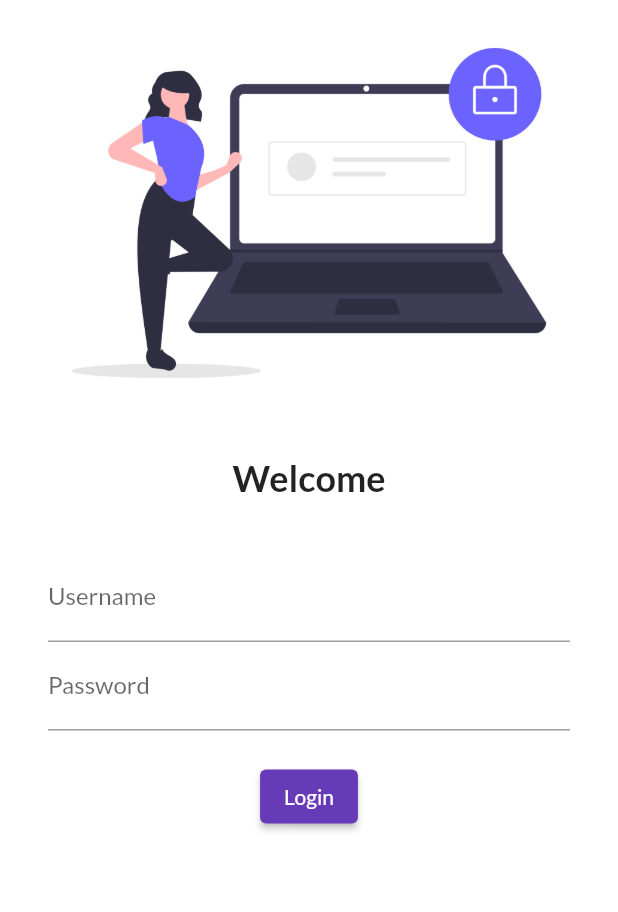
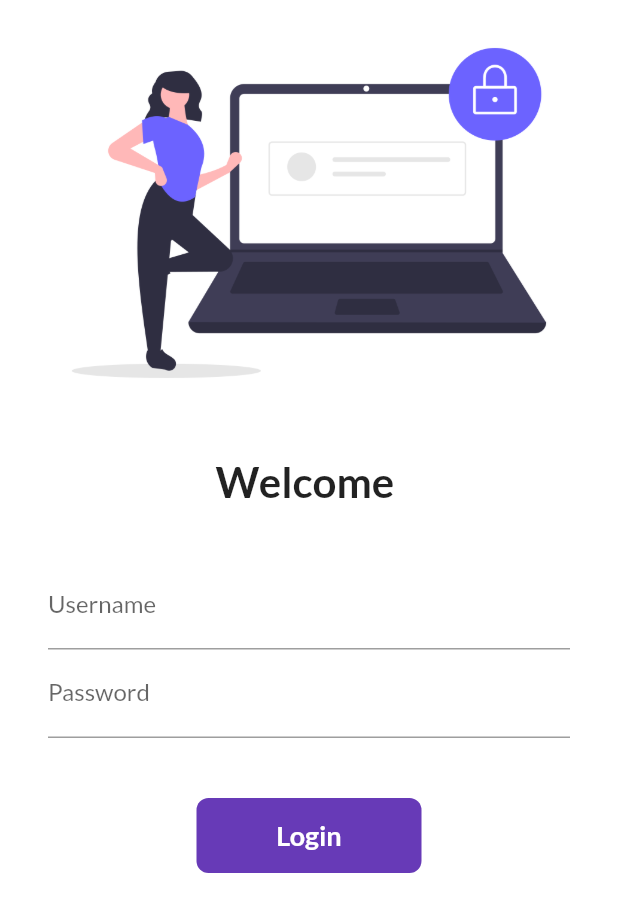
Before and after one commit to asmit-gupta/Catalog_App_flutter, a Flutter app: the screen it shows after launch, after a tap on "Login", on a phone screen of 412 x 824 dp. Shown: the top 912 px of the screen. Run offline on Flutter 3.47's test engine with Material 2 defaults, Android fonts, the phone set to English and light mode, and no system bars; our stand-ins replace google_fonts.

Commit message:
fourth commit

```diff
--- a/lib/main.dart
+++ b/lib/main.dart
@@ -3,6 +3,7 @@
 import 'package:flutter/material.dart';
 import 'package:flutter_catalog/pages/home_page.dart';
 import 'package:flutter_catalog/pages/login_page.dart';
+import 'package:flutter_catalog/utils/routes.dart';
 import 'package:google_fonts/google_fonts.dart';
 
 void main() {
@@ -24,8 +25,8 @@ class MyApp extends StatelessWidget {
       initialRoute: "/",
       routes: {
         "/": (context) => LoignPage(),
-        "/home": (context) => HomePage(),
-        "/login": (context) => LoignPage()
+        MyRoutes.homeroute: (context) => HomePage(),
+        MyRoutes.loginroute: (context) => LoignPage()
       },
     );
   }
--- a/lib/pages/login_page.dart
+++ b/lib/pages/login_page.dart
@@ -1,14 +1,24 @@
 // ignore_for_file: prefer_const_constructors
 
 import 'package:flutter/material.dart';
+import 'package:flutter_catalog/utils/routes.dart';
 
-class LoignPage extends StatelessWidget {
+class LoignPage extends StatefulWidget {
   const LoignPage({super.key});
+
+  @override
+  State<LoignPage> createState() => _LoignPageState();
+}
+
+class _LoignPageState extends State<LoignPage> {
+  String name = "";
+  bool changeButton = false;
 
   @override
   Widget build(BuildContext context) {
     return Material(
       color: Colors.white,
+      child: SingleChildScrollView(
         child: Column(children: [
           Image.asset(
             "assets/images/login_image.png",
@@ -18,14 +28,15 @@ class LoignPage extends StatelessWidget {
             height: 20.0,
           ),
           Text(
-          "Welcome",
-          style: TextStyle(fontSize: 24, fontWeight: FontWeight.bold),
+            "Welcome $name",
+            style: TextStyle(fontSize: 28, fontWeight: FontWeight.bold),
           ),
           SizedBox(
             height: 20.0,
           ),
           Padding(
-          padding: const EdgeInsets.symmetric(vertical: 16.0, horizontal: 32.0),
+            padding:
+                const EdgeInsets.symmetric(vertical: 16.0, horizontal: 32.0),
             child: Column(
               children: [
                 TextFormField(
@@ -33,6 +44,10 @@ class LoignPage extends StatelessWidget {
                     hintText: "Enter Username",
                     labelText: "Username",
                   ),
+                  onChanged: (value) {
+                    name = value;
+                    setState(() {});
+                  },
                 ),
                 TextFormField(
                   obscureText: true,
@@ -42,19 +57,47 @@ class LoignPage extends StatelessWidget {
                   ),
                 ),
                 SizedBox(
-                height: 20.0,
+                  height: 40.0,
                 ),
-              ElevatedButton(
-                onPressed: () {
-                  print("hi Asmit!");
-                },
-                style: TextButton.styleFrom(),
-                child: Text("Login"),
+
+                InkWell(
+                  onTap: (() {
+                    setState(() {
+                      changeButton = true;
+                    });
+                    // Navigator.pushNamed(context, MyRoutes.homeroute);
+                  }),
+                  child: AnimatedContainer(
+                    duration: Duration(seconds: 1),
+                    height: 50,
+                    width: 150,
+                    alignment: Alignment.center,
+                    decoration: BoxDecoration(
+                        color: Colors.deepPurple,
+                        borderRadius: BorderRadius.circular(8)),
+                    child: Text(
+                      "Login",
+                      style: TextStyle(
+                          color: Colors.white,
+                          fontWeight: FontWeight.bold,
+                          fontSize: 18),
+                    ),
+                  ),
                 )
+                // ElevatedButton(
+                //   onPressed: () {
+                //     Navigator.pushNamed(context, MyRoutes.homeroute);
+                //   },
+                //   style: TextButton.styleFrom(
+                //     minimumSize: Size(150, 40),
+                //   ),
+                //   child: Text("Login"),
+                // )
               ],
             ),
           )
         ]),
+      ),
     );
   }
 }
--- /dev/null
+++ b/lib/utils/routes.dart
@@ -0,0 +1,4 @@
+class MyRoutes {
+  static String loginroute = "/login";
+  static String homeroute = "/home";
+}
```
Lines whose indentation alone changed are shown as unchanged.
